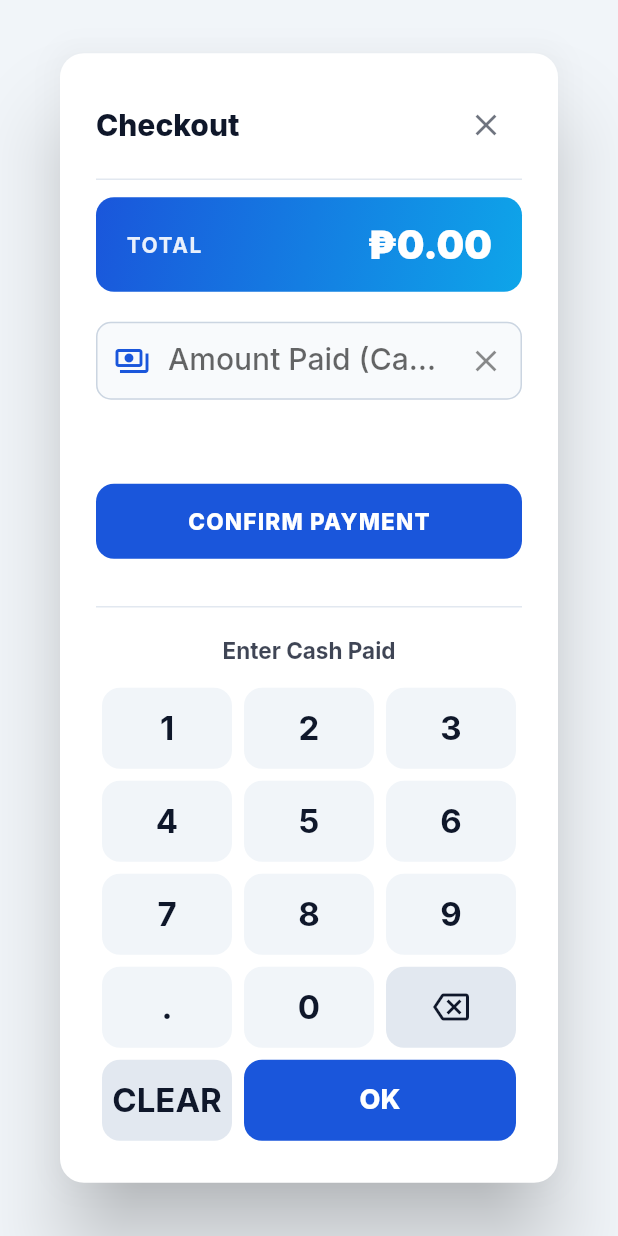
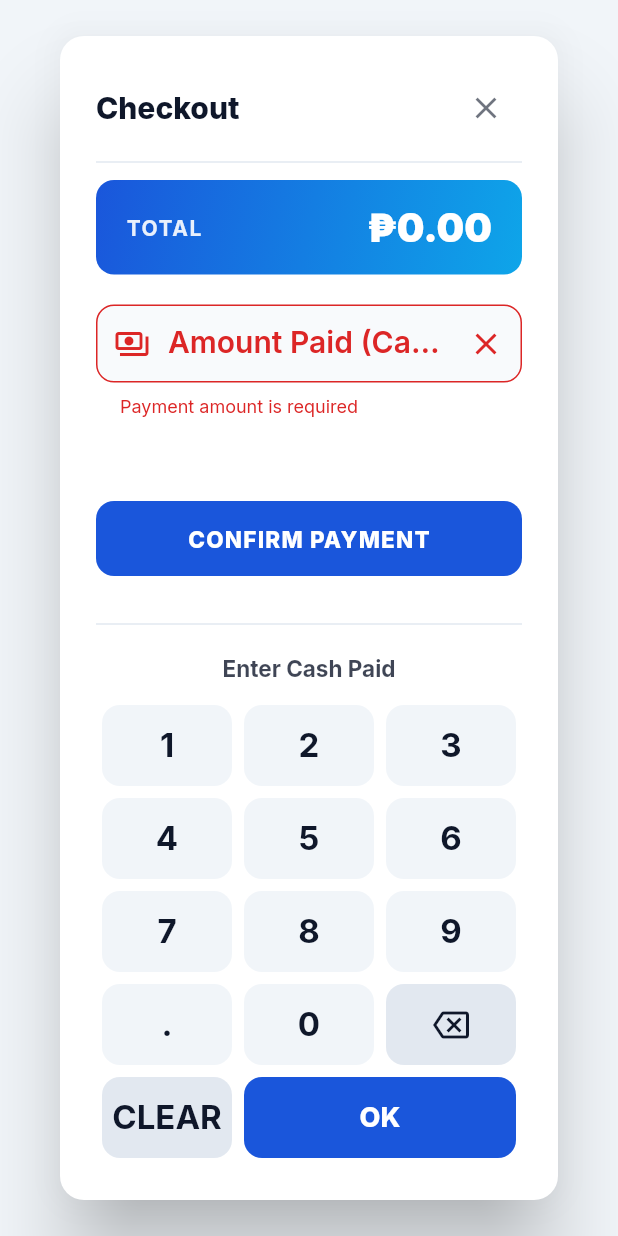
Before and after one commit to chichiarchi/Archer-POS-Mobile, a Flutter app: the CheckoutDialog widget shown alone on an empty page, opened directly with empty values, on a phone screen of 412 x 824 dp. Run offline on Flutter 3.47's test engine with Material 3 defaults, Android fonts, the phone set to English and light mode, and no system bars; our stand-ins replace file_picker, google_fonts, permission_handler, share_plus, shared_preferences, sqflite; missing offline and left inert: mobile_scanner; accounts and stored records are empty.

Commit message:
feat: implement real-time form validation and error styling for checkout input fields

```diff
--- a/lib/screens/pos/widgets/checkout_dialog.dart
+++ b/lib/screens/pos/widgets/checkout_dialog.dart
@@ -39,6 +39,7 @@ class _CheckoutDialogState extends State<CheckoutDialog> {
   void initState() {
     super.initState();
     _cashController.addListener(_onCashChanged);
+    _customerNameController.addListener(() => setState(() {}));
     _loadCustomers();
   }
 
@@ -83,10 +84,10 @@ class _CheckoutDialogState extends State<CheckoutDialog> {
   }
 
   Future<void> _onConfirm() async {
-    if (_amountPaid < 0) {
+    if (_cashController.text.trim().isEmpty || _amountPaid < 0) {
       ScaffoldMessenger.of(context).showSnackBar(
         const SnackBar(
-          content: Text('Please enter a valid amount paid.'),
+          content: Text('Please enter the payment amount.'),
           backgroundColor: kErrorColor,
         ),
       );
@@ -161,7 +162,7 @@ class _CheckoutDialogState extends State<CheckoutDialog> {
                 ),
               ),
               IconButton(
-                icon: Icon(Icons.close, color: cs.onSurface.withOpacity(0.6)),
+                icon: Icon(Icons.close, color: cs.onSurface.withValues(alpha: 0.6)),
                 onPressed: () => Navigator.of(context).pop(),
               )
             ],
@@ -187,7 +188,7 @@ class _CheckoutDialogState extends State<CheckoutDialog> {
                   style: GoogleFonts.inter(
                     fontSize: 14,
                     fontWeight: FontWeight.w700,
-                    color: Colors.white.withOpacity(0.9),
+                    color: Colors.white.withValues(alpha: 0.9),
                     letterSpacing: 1.0,
                   ),
                 ),
@@ -222,15 +223,40 @@ class _CheckoutDialogState extends State<CheckoutDialog> {
               color: cs.onSurface,
             ),
             decoration: InputDecoration(
-              labelText: 'Amount Paid (Cash)',
-              labelStyle: GoogleFonts.inter(fontWeight: FontWeight.w500),
-              prefixIcon: Icon(Icons.payments_outlined, color: cs.primary),
+              labelText: _cashController.text.trim().isEmpty
+                  ? 'Amount Paid (Cash) * (Required)'
+                  : 'Amount Paid (Cash)',
+              labelStyle: GoogleFonts.inter(
+                fontWeight: FontWeight.w600,
+                color: _cashController.text.trim().isEmpty ? cs.error : null,
+              ),
+              errorText: _cashController.text.trim().isEmpty
+                  ? 'Payment amount is required'
+                  : null,
+              prefixIcon: Icon(
+                Icons.payments_outlined,
+                color: _cashController.text.trim().isEmpty ? cs.error : cs.primary,
+              ),
               suffixIcon: IconButton(
                 icon: const Icon(Icons.clear),
                 onPressed: () => _cashController.clear(),
               ),
               border: OutlineInputBorder(
                 borderRadius: BorderRadius.circular(12),
+              ),
+              enabledBorder: OutlineInputBorder(
+                borderRadius: BorderRadius.circular(12),
+                borderSide: BorderSide(
+                  color: _cashController.text.trim().isEmpty ? cs.error : cs.outline,
+                  width: _cashController.text.trim().isEmpty ? 1.5 : 1.0,
+                ),
+              ),
+              focusedBorder: OutlineInputBorder(
+                borderRadius: BorderRadius.circular(12),
+                borderSide: BorderSide(
+                  color: _cashController.text.trim().isEmpty ? cs.error : cs.primary,
+                  width: 2.0,
+                ),
               ),
             ),
           ),
@@ -247,19 +273,19 @@ class _CheckoutDialogState extends State<CheckoutDialog> {
           const SizedBox(height: 20),
 
           // Reactive Change / Balance Due Display
-          if (_amountPaid > 0)
+          if (_cashController.text.trim().isNotEmpty)
             AnimatedContainer(
               duration: const Duration(milliseconds: 200),
               padding: const EdgeInsets.all(16),
               decoration: BoxDecoration(
                 color: _amountPaid >= widget.total
-                    ? (isDark ? const Color(0xFF10B981).withOpacity(0.15) : const Color(0xFFD1FAE5))
-                    : (isDark ? const Color(0xFFEF4444).withOpacity(0.15) : const Color(0xFFFEF2F2)),
+                    ? (isDark ? const Color(0xFF10B981).withValues(alpha: 0.15) : const Color(0xFFD1FAE5))
+                    : (isDark ? const Color(0xFFEF4444).withValues(alpha: 0.15) : const Color(0xFFFEF2F2)),
                 borderRadius: BorderRadius.circular(12),
                 border: Border.all(
                   color: _amountPaid >= widget.total
-                      ? (isDark ? const Color(0xFF10B981).withOpacity(0.4) : const Color(0xFFA7F3D0))
-                      : (isDark ? const Color(0xFFEF4444).withOpacity(0.4) : const Color(0xFFFCA5A5)),
+                      ? (isDark ? const Color(0xFF10B981).withValues(alpha: 0.4) : const Color(0xFFA7F3D0))
+                      : (isDark ? const Color(0xFFEF4444).withValues(alpha: 0.4) : const Color(0xFFFCA5A5)),
                 ),
               ),
               child: Row(
@@ -320,9 +346,9 @@ class _CheckoutDialogState extends State<CheckoutDialog> {
             // ── Segmented toggle: Add New | Select Existing ──
             Container(
               decoration: BoxDecoration(
-                color: cs.surfaceVariant.withOpacity(0.35),
+                color: cs.surfaceContainerHighest.withValues(alpha: 0.35),
                 borderRadius: BorderRadius.circular(12),
-                border: Border.all(color: cs.outline.withOpacity(0.25)),
+                border: Border.all(color: cs.outline.withValues(alpha: 0.25)),
               ),
               child: Row(
                 children: [
@@ -347,13 +373,35 @@ class _CheckoutDialogState extends State<CheckoutDialog> {
             if (!_isNewCustomer) ...[
               DropdownButtonFormField<int>(
                 decoration: InputDecoration(
-                  labelText: 'Select Debtor',
+                  labelText: _selectedCustomerId == null ? 'Select Debtor * (Required)' : 'Select Debtor *',
+                  labelStyle: TextStyle(
+                    color: _selectedCustomerId == null ? cs.error : null,
+                    fontWeight: FontWeight.w600,
+                  ),
+                  errorText: _selectedCustomerId == null ? 'Please select a debtor for balance sales' : null,
                   border: OutlineInputBorder(
                     borderRadius: BorderRadius.circular(12),
                   ),
-                  prefixIcon: const Icon(Icons.person_search_outlined),
+                  enabledBorder: OutlineInputBorder(
+                    borderRadius: BorderRadius.circular(12),
+                    borderSide: BorderSide(
+                      color: _selectedCustomerId == null ? cs.error : cs.outline,
+                      width: _selectedCustomerId == null ? 1.5 : 1.0,
+                    ),
+                  ),
+                  focusedBorder: OutlineInputBorder(
+                    borderRadius: BorderRadius.circular(12),
+                    borderSide: BorderSide(
+                      color: _selectedCustomerId == null ? cs.error : cs.primary,
+                      width: 2.0,
+                    ),
+                  ),
+                  prefixIcon: Icon(
+                    Icons.person_search_outlined,
+                    color: _selectedCustomerId == null ? cs.error : null,
+                  ),
                 ),
-                value: _selectedCustomerId,
+                initialValue: _selectedCustomerId,
                 items: _allCustomers.map((c) {
                   final id = c['id'] as int;
                   final phone = c['phone']?.toString().trim() ?? '';
@@ -379,9 +427,9 @@ class _CheckoutDialogState extends State<CheckoutDialog> {
                 Container(
                   padding: const EdgeInsets.all(12),
                   decoration: BoxDecoration(
-                    color: cs.primary.withOpacity(0.08),
+                    color: cs.primary.withValues(alpha: 0.08),
                     borderRadius: BorderRadius.circular(12),
-                    border: Border.all(color: cs.primary.withOpacity(0.2)),
+                    border: Border.all(color: cs.primary.withValues(alpha: 0.2)),
                   ),
                   child: Column(
                     crossAxisAlignment: CrossAxisAlignment.start,
@@ -391,7 +439,7 @@ class _CheckoutDialogState extends State<CheckoutDialog> {
                         children: [
                           Text(
                             'Current Outstanding Debt:',
-                            style: GoogleFonts.inter(fontWeight: FontWeight.w600, color: cs.onSurface.withOpacity(0.6), fontSize: 13),
+                            style: GoogleFonts.inter(fontWeight: FontWeight.w600, color: cs.onSurface.withValues(alpha: 0.6), fontSize: 13),
                           ),
                           Flexible(
                             child: FittedBox(
@@ -438,9 +486,36 @@ class _CheckoutDialogState extends State<CheckoutDialog> {
               TextField(
                 controller: _customerNameController,
                 decoration: InputDecoration(
-                  labelText: 'Customer Name *',
+                  labelText: _customerNameController.text.trim().isEmpty
+                      ? 'Customer Name * (Required)'
+                      : 'Customer Name *',
+                  labelStyle: TextStyle(
+                    color: _customerNameController.text.trim().isEmpty ? cs.error : null,
+                    fontWeight: FontWeight.w600,
+                  ),
+                  errorText: _customerNameController.text.trim().isEmpty
+                      ? 'Customer Name is required for balance sales'
+                      : null,
                   border: OutlineInputBorder(
                     borderRadius: BorderRadius.circular(12),
+                  ),
+                  enabledBorder: OutlineInputBorder(
+                    borderRadius: BorderRadius.circular(12),
+                    borderSide: BorderSide(
+                      color: _customerNameController.text.trim().isEmpty ? cs.error : cs.outline,
+                      width: _customerNameController.text.trim().isEmpty ? 1.5 : 1.0,
+                    ),
+                  ),
+                  focusedBorder: OutlineInputBorder(
+                    borderRadius: BorderRadius.circular(12),
+                    borderSide: BorderSide(
+                      color: _customerNameController.text.trim().isEmpty ? cs.error : cs.primary,
+                      width: 2.0,
+                    ),
+                  ),
+                  prefixIcon: Icon(
+                    Icons.person_outline,
+                    color: _customerNameController.text.trim().isEmpty ? cs.error : null,
                   ),
                 ),
               ),
@@ -500,7 +575,7 @@ class _CheckoutDialogState extends State<CheckoutDialog> {
           style: GoogleFonts.inter(
             fontSize: 16,
             fontWeight: FontWeight.w700,
-            color: cs.onSurface.withOpacity(0.8),
+            color: cs.onSurface.withValues(alpha: 0.8),
           ),
         ),
         const SizedBox(height: 16),
@@ -561,7 +636,7 @@ class _CheckoutDialogState extends State<CheckoutDialog> {
                       style: GoogleFonts.inter(
                         fontSize: 15,
                         fontWeight: FontWeight.w700,
-                        color: cs.onSurface.withOpacity(0.8),
+                        color: cs.onSurface.withValues(alpha: 0.8),
                       ),
                       textAlign: TextAlign.center,
                     ),
```
